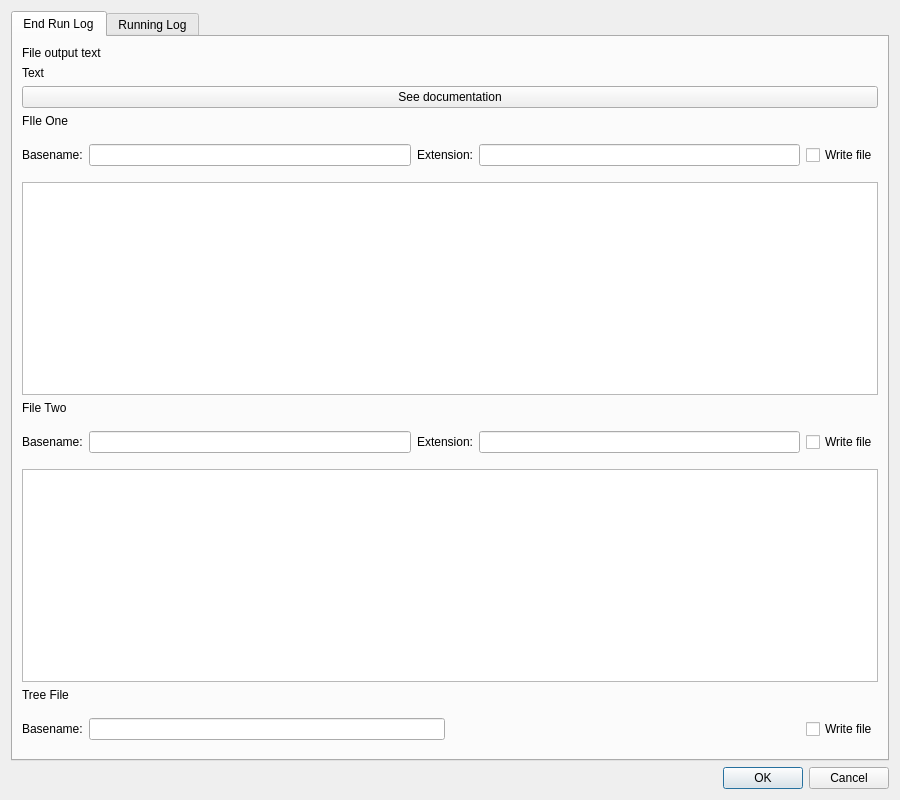
Before: the Qt Designer form output.ui in palaeoware/trevosim, drawn with Qt 5.
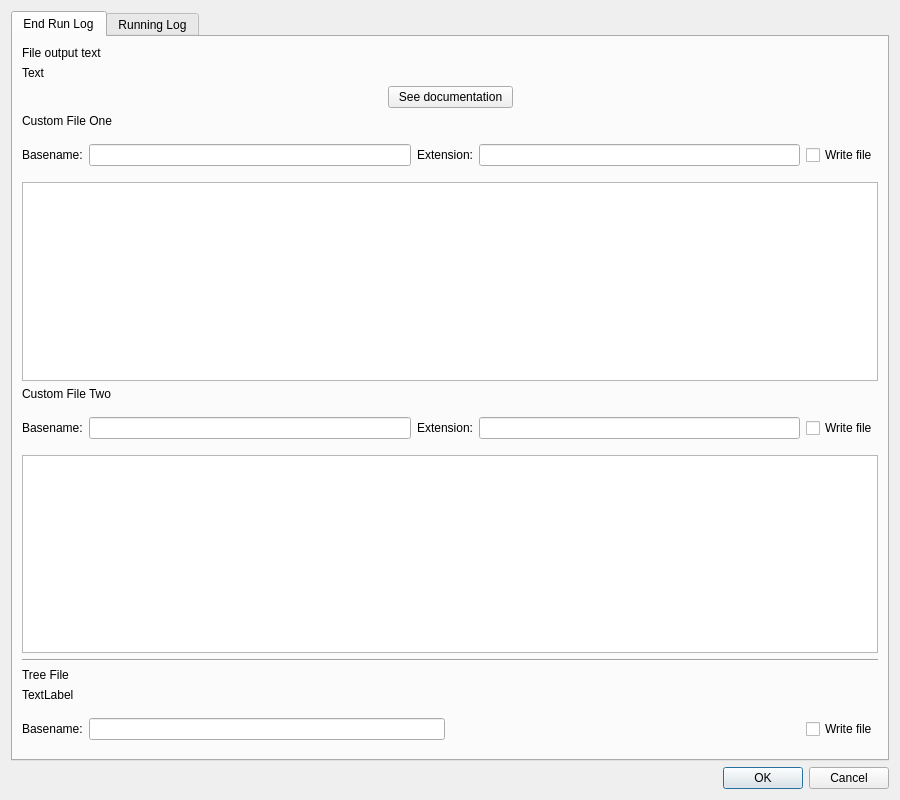
After: the same form once the commit is applied.

Commit message: Reorganise output tab for issue #28

Diff of the .ui file:
```diff
--- a/output.ui
+++ b/output.ui
@@ -60,16 +60,46 @@
         </widget>
        </item>
        <item>
-        <widget class="QPushButton" name="docsPushButton">
-         <property name="text">
-          <string>See documentation</string>
-         </property>
-        </widget>
+        <layout class="QHBoxLayout" name="horizontalLayout_4">
+         <item>
+          <spacer name="horizontalSpacer_5">
+           <property name="orientation">
+            <enum>Qt::Horizontal</enum>
+           </property>
+           <property name="sizeHint" stdset="0">
+            <size>
+             <width>40</width>
+             <height>20</height>
+            </size>
+           </property>
+          </spacer>
+         </item>
+         <item>
+          <widget class="QPushButton" name="docsPushButton">
+           <property name="text">
+            <string>  See documentation  </string>
+           </property>
+          </widget>
+         </item>
+         <item>
+          <spacer name="horizontalSpacer_6">
+           <property name="orientation">
+            <enum>Qt::Horizontal</enum>
+           </property>
+           <property name="sizeHint" stdset="0">
+            <size>
+             <width>40</width>
+             <height>20</height>
+            </size>
+           </property>
+          </spacer>
+         </item>
+        </layout>
        </item>
        <item>
         <widget class="QLabel" name="label_f1">
          <property name="text">
-          <string>FIle One</string>
+          <string>Custom File One</string>
          </property>
         </widget>
        </item>
@@ -116,7 +146,7 @@
        <item>
         <widget class="QLabel" name="label_f2">
          <property name="text">
-          <string>File Two</string>
+          <string>Custom File Two</string>
          </property>
         </widget>
        </item>
@@ -160,6 +190,13 @@
        <item>
         <widget class="QPlainTextEdit" name="string_f2"/>
        </item>
+       <item>
+        <widget class="Line" name="line_2">
+         <property name="orientation">
+          <enum>Qt::Horizontal</enum>
+         </property>
+        </widget>
+       </item>
        <item>
         <widget class="QLabel" name="label_f3">
          <property name="text">
@@ -167,6 +204,13 @@
          </property>
         </widget>
        </item>
+       <item>
+        <widget class="QLabel" name="intro_02">
+         <property name="text">
+          <string>TextLabel</string>
+         </property>
+        </widget>
+       </item>
        <item>
         <layout class="QHBoxLayout" name="horizontalLayout">
          <property name="topMargin">
```
Left out of the diff: 2 changed lines with no effect on the pictures. The commit also changes 1 other file.
